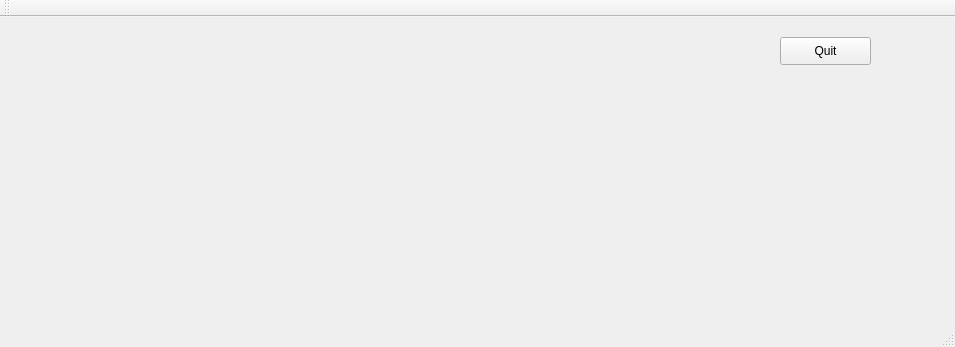
Old version of the form Test1/mainwindow.ui in the repository dunnywei/graphics_linux.
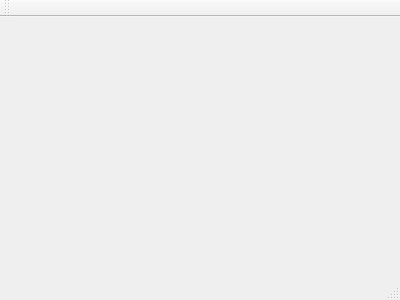
New version of the form. Custom widgets are drawn as their Qt base class.

What changed in the file:
```diff
--- a/Test1/mainwindow.ui
+++ b/Test1/mainwindow.ui
@@ -1,75 +1,25 @@
 <?xml version="1.0" encoding="UTF-8"?>
 <ui version="4.0">
  <class>MainWindow</class>
- <widget class="QMainWindow" name="MainWindow">
-  <property name="windowModality">
-   <enum>Qt::ApplicationModal</enum>
-  </property>
-  <property name="geometry">
+ <widget class="QMainWindow" name="MainWindow" >
+  <property name="geometry" >
    <rect>
     <x>0</x>
     <y>0</y>
-    <width>955</width>
-    <height>347</height>
+    <width>400</width>
+    <height>300</height>
    </rect>
   </property>
   <property name="windowTitle">
    <string>MainWindow</string>
   </property>
-  <widget class="QWidget" name="centralWidget">
-   <widget class="OGLWidget" name="TestWidget" native="true">
-    <property name="geometry">
-     <rect>
-      <x>69</x>
-      <y>20</y>
-      <width>671</width>
-      <height>261</height>
-     </rect>
-    </property>
-   </widget>
-   <widget class="QPushButton" name="pushButton">
-    <property name="geometry">
-     <rect>
-      <x>780</x>
-      <y>20</y>
-      <width>91</width>
-      <height>28</height>
-     </rect>
-    </property>
-    <property name="text">
-     <string>Quit</string>
-    </property>
-   </widget>
-  </widget>
-  <widget class="QMenuBar" name="menuBar">
-   <property name="geometry">
-    <rect>
-     <x>0</x>
-     <y>0</y>
-     <width>955</width>
-     <height>28</height>
-    </rect>
-   </property>
-  </widget>
-  <widget class="QToolBar" name="mainToolBar">
-   <attribute name="toolBarArea">
-    <enum>TopToolBarArea</enum>
-   </attribute>
-   <attribute name="toolBarBreak">
-    <bool>false</bool>
-   </attribute>
-  </widget>
-  <widget class="QStatusBar" name="statusBar"/>
+  <widget class="QMenuBar" name="menuBar" />
+  <widget class="QToolBar" name="mainToolBar" />
+  <widget class="QWidget" name="centralWidget" />
+  <widget class="QStatusBar" name="statusBar" />
  </widget>
- <layoutdefault spacing="6" margin="11"/>
- <customwidgets>
-  <customwidget>
-   <class>OGLWidget</class>
-   <extends>QWidget</extends>
-   <header>oglwidget.h</header>
-   <container>1</container>
-  </customwidget>
- </customwidgets>
+ <layoutDefault spacing="6" margin="11" />
+ <pixmapfunction></pixmapfunction>
  <resources/>
  <connections/>
 </ui>
```
Left out of the diff: 3 changed lines with no effect on the pictures.
